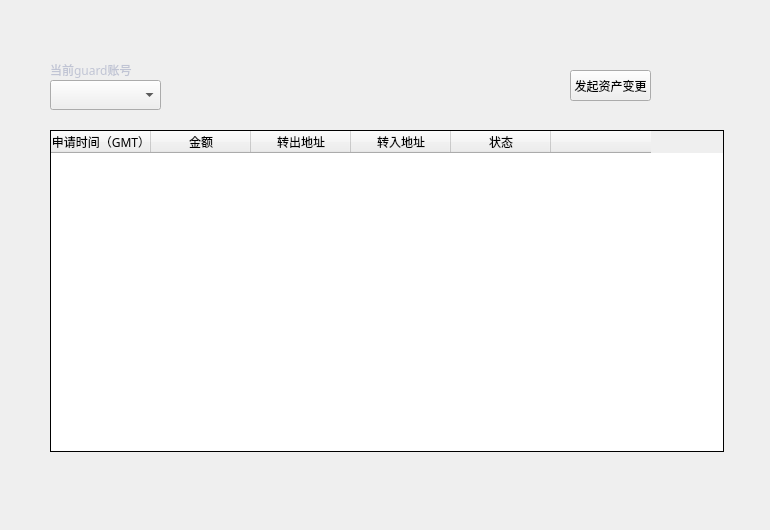
Qt form LNKWallet/guard/ColdHotTransferPage.ui (HcashOrg/hx-indicator) before a commit.
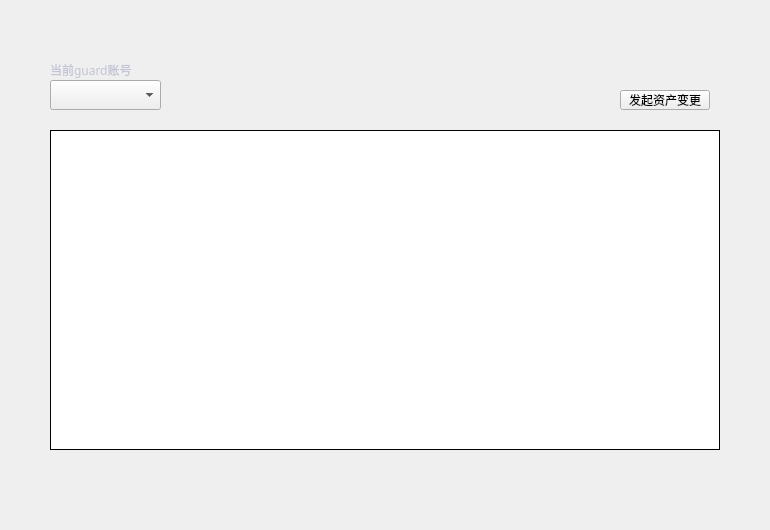
The same form after that commit.

```diff
--- a/LNKWallet/guard/ColdHotTransferPage.ui
+++ b/LNKWallet/guard/ColdHotTransferPage.ui
@@ -13,26 +13,13 @@
   <property name="windowTitle">
    <string>Form</string>
   </property>
-  <widget class="QToolButton" name="transferBtn">
-   <property name="geometry">
-    <rect>
-     <x>570</x>
-     <y>70</y>
-     <width>81</width>
-     <height>31</height>
-    </rect>
-   </property>
-   <property name="text">
-    <string>发起资产变更</string>
-   </property>
-  </widget>
   <widget class="QTableWidget" name="coldHotTransactionTableWidget">
    <property name="geometry">
     <rect>
      <x>50</x>
      <y>130</y>
-     <width>674</width>
-     <height>322</height>
+     <width>670</width>
+     <height>320</height>
     </rect>
    </property>
    <property name="cursor" stdset="0">
@@ -78,7 +65,7 @@
     <enum>Qt::SolidLine</enum>
    </property>
    <attribute name="horizontalHeaderVisible">
-    <bool>true</bool>
+    <bool>false</bool>
    </attribute>
    <attribute name="horizontalHeaderCascadingSectionResizes">
     <bool>false</bool>
@@ -210,6 +197,36 @@
     <set>Qt::AlignLeading|Qt::AlignLeft|Qt::AlignVCenter</set>
    </property>
   </widget>
+  <widget class="QToolButton" name="transferBtn">
+   <property name="geometry">
+    <rect>
+     <x>620</x>
+     <y>90</y>
+     <width>90</width>
+     <height>20</height>
+    </rect>
+   </property>
+   <property name="font">
+    <font>
+     <family>微软雅黑</family>
+     <weight>50</weight>
+     <italic>false</italic>
+     <bold>false</bold>
+    </font>
+   </property>
+   <property name="cursor">
+    <cursorShape>PointingHandCursor</cursorShape>
+   </property>
+   <property name="focusPolicy">
+    <enum>Qt::NoFocus</enum>
+   </property>
+   <property name="styleSheet">
+    <string notr="true"/>
+   </property>
+   <property name="text">
+    <string>发起资产变更</string>
+   </property>
+  </widget>
  </widget>
  <resources/>
  <connections/>
```
